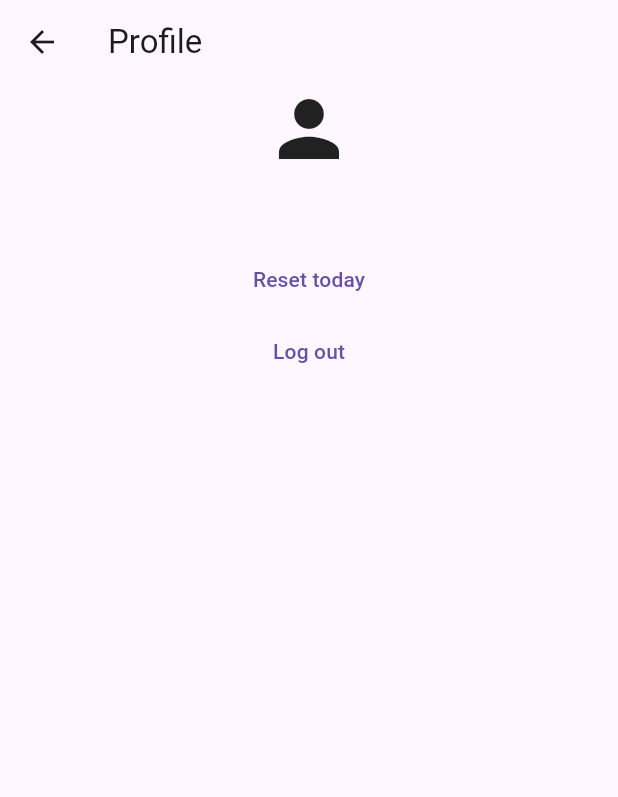
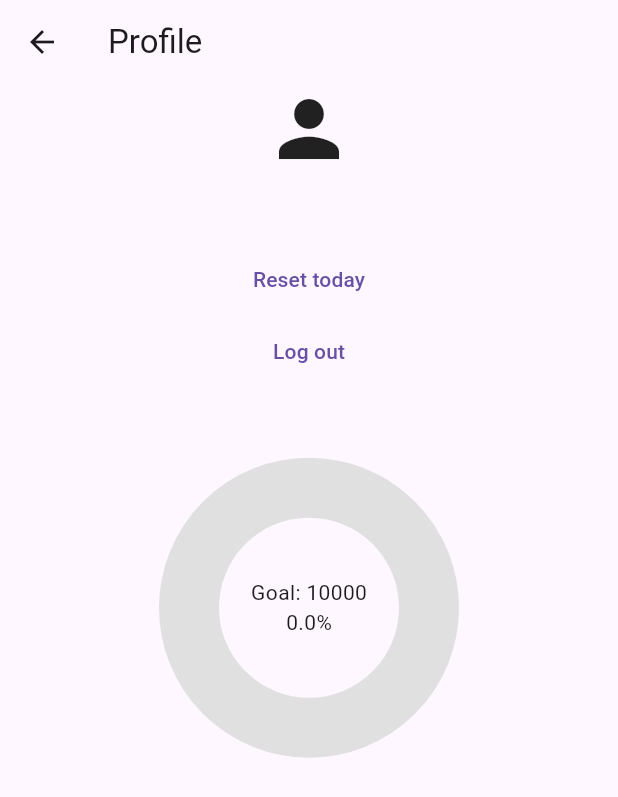
Before and after one commit to Yudnikov-Leonid/PushUpsTracker, a Flutter app: the ProfilePage screen opened directly with empty values, on a phone screen of 412 x 824 dp. Shown: the top 797 px of the screen. Run offline on Flutter 3.47's test engine with Material 3 defaults, Android fonts, the phone set to English and light mode, and no system bars; drawn by our look-alikes of fl_chart; our stand-ins replace auth_buttons, firebase_auth, firebase_core, firebase_database, flutter_bloc, google_sign_in; accounts and stored records are empty.

Commit message:
goal pie

```diff
--- a/lib/feature/profile/presentation/pages/profile_page.dart
+++ b/lib/feature/profile/presentation/pages/profile_page.dart
@@ -6,19 +6,25 @@ import 'package:intl/intl.dart';
 import 'package:push_ups/core/firebase_repository.dart';
 import 'package:push_ups/feature/login/bloc/login_bloc.dart';
 import 'package:push_ups/feature/login/bloc/login_event.dart';
+import 'package:push_ups/feature/profile/presentation/widgets/goal_pie.dart';
 
-class ProfilePage extends StatelessWidget {
+class ProfilePage extends StatefulWidget {
   const ProfilePage(this._repository, {super.key});
 
   final FirebaseRepository _repository;
 
+  @override
+  State<ProfilePage> createState() => _ProfilePageState();
+}
+
+class _ProfilePageState extends State<ProfilePage> {
   @override
   Widget build(BuildContext context) {
     return Scaffold(
       appBar: AppBar(
         title: const Text('Profile'),
       ),
-      body: Center(
+      body: SingleChildScrollView(
         child: Column(
           children: [
             const Icon(
@@ -39,7 +45,7 @@ class ProfilePage extends StatelessWidget {
                       builder: (_) => AlertDialog(
                             title: const Text('Reset today?'),
                             content: Text(
-                                'Push ups today: ${_repository.data[DateFormat('yyyy-MM-dd').format(DateTime.now())]?.value ?? 0}'),
+                                'Push ups today: ${widget._repository.data[DateFormat('yyyy-MM-dd').format(DateTime.now())]?.value ?? 0}'),
                             actions: [
                               TextButton(
                                   onPressed: () {
@@ -50,6 +56,7 @@ class ProfilePage extends StatelessWidget {
                                   onPressed: () async {
                                     await _resetDay();
                                     Navigator.of(context).pop();
+                                    setState(() {});
                                   },
                                   child: const Text('Reset')),
                             ],
@@ -61,7 +68,12 @@ class ProfilePage extends StatelessWidget {
                 context.read<LoginBloc>().add(LogOutEvent());
               },
               child: const Text('Log out'),
-            )
+            ),
+            GoalPie(
+                widget._repository.data.values
+                    .where((e) => e.season == 3)
+                    .fold(0, (a, b) => a + b.value),
+                10000)
           ],
         ),
       ),
--- /dev/null
+++ b/lib/feature/profile/presentation/widgets/goal_pie.dart
@@ -0,0 +1,65 @@
+import 'package:fl_chart/fl_chart.dart';
+import 'package:flutter/foundation.dart';
+import 'package:flutter/material.dart';
+
+class GoalPie extends StatelessWidget {
+  const GoalPie(this.current, this.goal, {super.key});
+
+  final int current;
+  final int goal;
+
+  @override
+  Widget build(BuildContext context) {
+    return AspectRatio(
+      aspectRatio: 1.4,
+      child: Stack(
+        children: [
+          Center(
+            child: Column(
+              mainAxisAlignment: MainAxisAlignment.center,
+              children: [
+                Text('Goal: $goal'),
+                Text('${((current / goal * 1000).round() / 10)}%'),
+              ],
+            ),
+          ),
+          PieChart(PieChartData(
+            pieTouchData: PieTouchData(),
+            sections: _sections(),
+            borderData: FlBorderData(
+              show: false,
+            ),
+            sectionsSpace: 0,
+            centerSpaceRadius: 60,
+          )),
+        ],
+      ),
+    );
+  }
+
+  List<PieChartSectionData> _sections() {
+    if (current < goal) {
+      return [
+        PieChartSectionData(
+          color: Colors.green,
+          value: current.toDouble(),
+          title: '',
+          radius: 40,
+        ),
+        PieChartSectionData(
+          color: Colors.grey.shade300,
+          value: goal.toDouble() - current,
+          title: '',
+          radius: 40,
+        )
+      ];
+    } else {
+      return [PieChartSectionData(
+          color: Colors.green,
+          value: current.toDouble(),
+          title: '',
+          radius: 40,
+        ),];
+    }
+  }
+}
--- a/pubspec.yaml
+++ b/pubspec.yaml
@@ -16,6 +16,7 @@ dependencies:
   flutter_bloc: ^8.1.5
   google_sign_in: ^6.2.1
   intl: ^0.19.0
+  fl_chart: ^0.68.0
 
 dev_dependencies:
   flutter_test:
```
Also changed, not shown: pubspec.lock.
